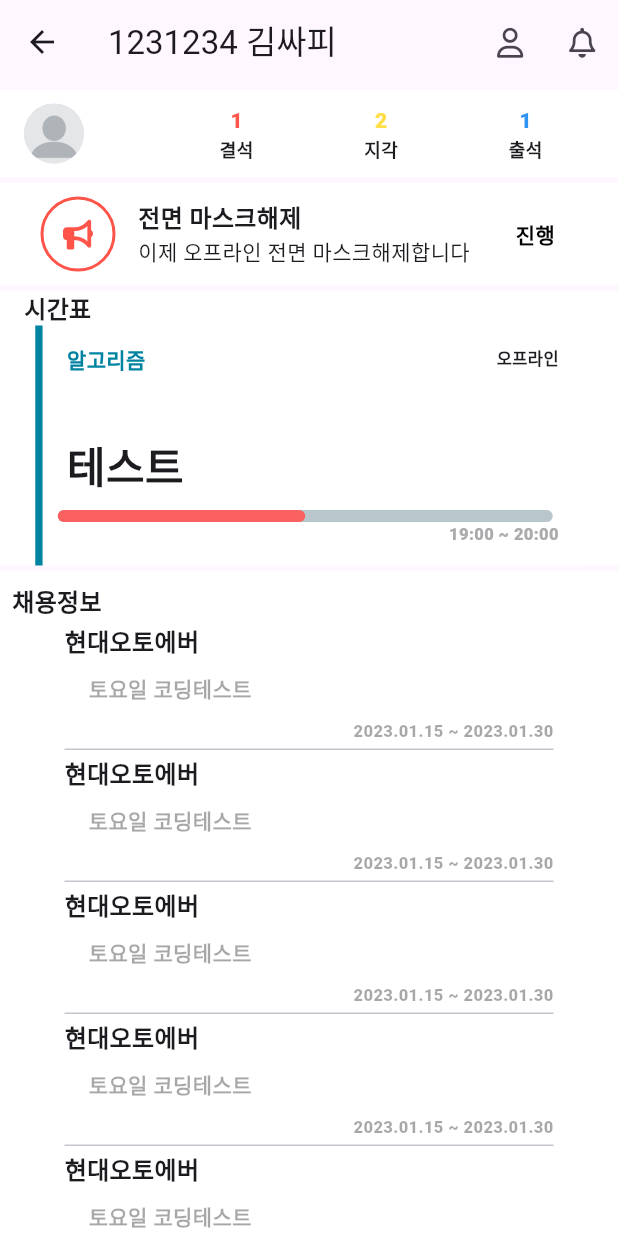
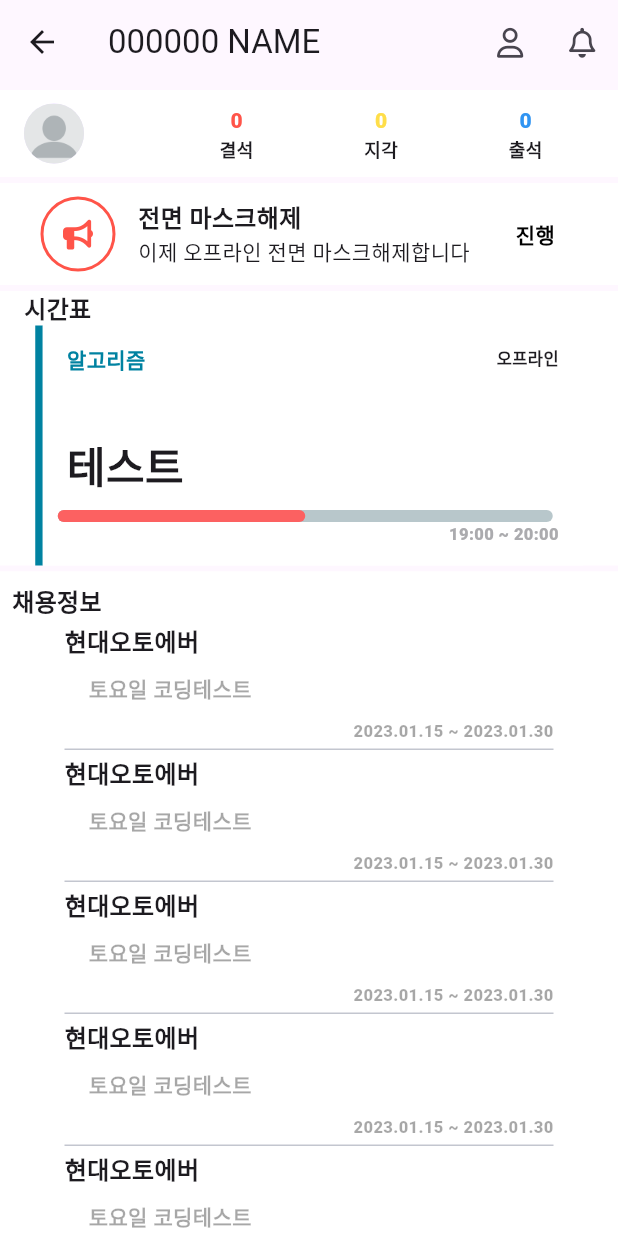
Before and after one commit to junhong625/SSAVERY_TIME, a Flutter app: the HomeScreen screen opened directly, on a phone screen of 412 x 824 dp. Run offline on Flutter 3.47's test engine with Material 2 defaults, Android fonts, the phone set to English and light mode, and no system bars; drawn by our look-alikes of carousel_slider, percent_indicator; our stand-ins replace equatable, firebase_core, firebase_messaging, flutter_local_notifications, flutter_native_splash, flutter_secure_storage and 4 more; missing offline and left inert: diffutil_sliverlist; accounts and stored records are empty; network calls fail; statements that could not run were skipped.

Commit message:
FEAT Home Timer and Attendance

```diff
--- a/Develop/FE_Main/ssafytime/lib/controllers/menu_week_controller.dart
+++ b/Develop/FE_Main/ssafytime/lib/controllers/menu_week_controller.dart
@@ -1,7 +1,7 @@
 import 'package:get/get.dart';
 import 'package:http/http.dart' as http;
+import 'package:ssafytime/services/auth_service.dart';
 import 'dart:convert';
-import '../model/menu_week.dart';
 import '../model/menu_week_v2.dart';
 
 // 주간 식단표 컨트롤러 =============================================
@@ -12,20 +12,17 @@ class MenuPickDayController extends GetxController {
   var menusofweek = <List>[].obs;
   var menuofday = [].obs;
 
-
   @override
   void onInit() {
+    initialRun();
     super.onInit();
-    initialRun();
   }
 
-
   void initialRun() async {
-
     print('생성!!!!!!!!!!!!!');
     // 이번주 식단 가져오기 =======================
     // 지역 번호 넣어서
-    await requstMenuWeek(1);
+    await requstMenuWeek(AuthService.to.user.value?.regionCode ?? 0);
 
     // 오늘 날짜 확인하기 ========================
     for (int i = 0; i < 5; i++) {
@@ -41,9 +38,10 @@ class MenuPickDayController extends GetxController {
     }
   }
 
-  Future requstMenuWeek(int region) async{
+  Future requstMenuWeek(int region) async {
     menusofweek = <List>[].obs;
-    var res = await http.get(Uri.parse("http://i8a602.p.ssafy.io:9090/menu/week/?region=${region}"));
+    var res = await http.get(
+        Uri.parse("http://i8a602.p.ssafy.io:9090/menu/week/?region=${region}"));
     var data = json.decode(res.body);
 
     final dataList = data['data'].values.map((x) => x).toList();
@@ -51,19 +49,18 @@ class MenuPickDayController extends GetxController {
     for (int i = 0; i < dataList.length; i++) {
       var menus = <MenuWeekV2>[].obs;
       for (int j = 0; j < dataList[i].length; j++) {
-        menus.add(
-            MenuWeekV2(
-              id: dataList[i][j]["id"],
-              mainMenu: dataList[i][j]["mainMenu"],
-              sideMenu: List<String>.from(dataList[i][j]["sideMenu"].map((x) => x)),
-              kcal: dataList[i][j]["kcal"],
-              imageUrl: dataList[i][j]["imageUrl"],
-            )
-        );
+        menus.add(MenuWeekV2(
+          id: dataList[i][j]["id"],
+          mainMenu: dataList[i][j]["mainMenu"],
+          sideMenu: List<String>.from(dataList[i][j]["sideMenu"].map((x) => x)),
+          kcal: dataList[i][j]["kcal"],
+          imageUrl: dataList[i][j]["imageUrl"],
+        ));
       }
       menusofweek.add(menus);
-    };
-    return ;
+    }
+    ;
+    return;
   }
 
   void selectDay(int idx) {
@@ -71,6 +68,5 @@ class MenuPickDayController extends GetxController {
     // requstMenuWeek(0);
     menuofday = menusofweek[idx].obs;
     print('menuofday 길이 : ${menuofday.length}');
-
   }
 }
--- a/Develop/FE_Main/ssafytime/lib/controllers/user_controller.dart
+++ b/Develop/FE_Main/ssafytime/lib/controllers/user_controller.dart
@@ -14,12 +14,23 @@ import 'package:ssafytime/services/auth_service.dart';
 class UserController extends GetxController {
   static UserController get to => Get.find();
 
+  List<String> attenCategory = [
+    "absentR",
+    "absentO",
+    "AttenT",
+    "AttenN",
+    "lateR",
+    "lateO"
+  ];
+
   Rxn<User> user = Rxn<User>();
-  Rxn<AttenModel> userAtten = Rxn<AttenModel>();
+  Rxn<AttenModel> atten = Rxn<AttenModel>();
   Rxn<HomeMenu> homeMenu = Rxn<HomeMenu>();
   Rxn<ScheduleNow> scheduleNow = Rxn<ScheduleNow>();
   Rxn<JobInfo> jobInfo = Rxn<JobInfo>();
   Rxn<SurveyModel> homeSurvey = Rxn<SurveyModel>();
+
+  Rxn<Map<String, int>> userAtten = Rxn<Map<String, int>>();
 
   UserRepo userApi = UserRepo(token: AuthService.to.token ?? "");
   HomeRepo homeApi = HomeRepo(token: AuthService.to.token ?? "");
@@ -30,6 +41,7 @@ class UserController extends GetxController {
     await fetchHomeMenu();
     await fetchScheduleNow();
     await fetchAttence();
+    setAtten();
     super.onInit();
   }
 
@@ -64,6 +76,16 @@ class UserController extends GetxController {
   }
 
   Future<void> fetchAttence() async {
-    userAtten.value = await homeApi.fetchAttendence();
+    atten.value = await homeApi.fetchAttendence();
+  }
+
+  String getUserIdName() {
+    return "${user.value?.userIdx ?? "000000"} ${user.value?.userName ?? "NAME"}";
+  }
+
+  void setAtten() {
+    userAtten.value?.clear();
+    atten.value?.attendance
+        .map((e) => {userAtten.value?[attenCategory[e.category]] = e.count});
   }
 }
--- a/Develop/FE_Main/ssafytime/lib/models/user_model.dart
+++ b/Develop/FE_Main/ssafytime/lib/models/user_model.dart
@@ -10,6 +10,7 @@ class User {
     required this.exp,
     required this.mileage,
     required this.isAdmin,
+    required this.userImg,
   });
 
   int userIdx;
@@ -20,6 +21,7 @@ class User {
   int exp;
   int mileage;
   int isAdmin;
+  String userImg;
 
   factory User.fromRawJson(String str) => User.fromJson(json.decode(str));
 
@@ -34,6 +36,7 @@ class User {
         exp: json["exp"],
         mileage: json["mileage"],
         isAdmin: json["isAdmin"] ?? 0,
+        userImg: json["userImg"],
       );
 
   Map<String, dynamic> toJson() => {
@@ -45,5 +48,6 @@ class User {
         "exp": exp,
         "mileage": mileage,
         "isAdmin": isAdmin,
+        "userImg": userImg,
       };
 }
--- a/Develop/FE_Main/ssafytime/lib/screens/home_screen.dart
+++ b/Develop/FE_Main/ssafytime/lib/screens/home_screen.dart
@@ -61,9 +61,11 @@ class _HomeScreenStates extends State<HomeScreen> {
 
   @override
   Widget build(BuildContext context) {
-    return Scaffold(
+    return Obx(
+      () => Scaffold(
         appBar: AppBar(
-        title: const Text("1231234 김싸피"),
+          title: Text(
+              "${widget.userC.user.value?.userIdx ?? "000000"} ${widget.userC.user.value?.userName ?? "NAME"}"),
           actions: <Widget>[
             IconButton(
               onPressed: () => Get.toNamed('/userPage'),
@@ -83,16 +85,15 @@ class _HomeScreenStates extends State<HomeScreen> {
         ),
         body: Container(
           margin: const EdgeInsets.fromLTRB(0, 4, 0, 0),
-        child: Obx(
-          () => Column(
+          child: Column(
             //   mainAxisAlignment: MainAxisAlignment.center,
             crossAxisAlignment: CrossAxisAlignment.center,
             children: <Widget>[
-              const HA(
-                  absent: 1,
-                  attendance: 1,
-                  tardy: 2,
-                  imgURL: "assets/image/no_profile_image.png"),
+              HA(
+                  absent: widget.userC.userAtten.value?['absentO'] ?? 0,
+                  attendance: widget.userC.userAtten.value?['attenN'] ?? 0,
+                  tardy: widget.userC.userAtten.value?['lateO'] ?? 0,
+                  imgURL: widget.userC.user.value?.userImg),
               // CarouselSlider =========================================
               Container(
                 margin: const EdgeInsets.fromLTRB(0, 4, 0, 0),
--- a/Develop/FE_Main/ssafytime/lib/widgets/home_attendance_state_widget.dart
+++ b/Develop/FE_Main/ssafytime/lib/widgets/home_attendance_state_widget.dart
@@ -2,17 +2,17 @@ import 'package:flutter/material.dart';
 
 // 홈 스크린 출결 상태 위젯
 class HA extends StatefulWidget {
-  final int absent; // 결석 횟수
-  final int tardy; // 지각 횟수
-  final int attendance; // 출석 횟수
-  final String imgURL; // 교육생 이미지 URL
+  final int? absent; // 결석 횟수
+  final int? tardy; // 지각 횟수
+  final int? attendance; // 출석 횟수
+  final String? imgURL; // 교육생 이미지 URL
 
   const HA(
       {Key? key,
-      required this.absent,
-      required this.attendance,
-      required this.tardy,
-      required this.imgURL})
+      this.absent = 0,
+      this.attendance = 0,
+      this.tardy = 0,
+      this.imgURL})
       : super(key: key);
 
   @override
@@ -25,7 +25,7 @@ class _HAState extends State<HA> {
     String absent = widget.absent.toString();
     String tardy = widget.tardy.toString();
     String attendance = widget.attendance.toString();
-    String imgURL = widget.imgURL;
+    String? imgURL = widget.imgURL;
 
     return Container(
       color: Colors.white,
@@ -39,7 +39,10 @@ class _HAState extends State<HA> {
             fit: BoxFit.contain,
             child: CircleAvatar(
               radius: 20,
-              backgroundImage: AssetImage(imgURL),
+              backgroundImage: imgURL != null
+                  ? NetworkImage(imgURL)
+                  : AssetImage("assets/image/no_profile_image.png")
+                      as ImageProvider,
             ),
           ),
           SizedBox(
--- a/Develop/FE_Main/ssafytime/lib/widgets/home_schedule_item.dart
+++ b/Develop/FE_Main/ssafytime/lib/widgets/home_schedule_item.dart
@@ -36,6 +36,7 @@ class _HSIW extends State<HSIW> {
     4: {'category': '기타', 'color': 0xff0079D1},
   };
 
+  DateTime _now = DateTime.now();
   late int color = table[widget.category]['color'];
   late String studyPlace = widget.onOff == 0 ? '온라인' : '오프라인';
   late String classTime = getClassTime(widget.startTime, widget.endTime);
@@ -44,17 +45,26 @@ class _HSIW extends State<HSIW> {
   late double progressPercent = getPercent(widget.startTime, widget.endTime);
   late String categoryToString = table[widget.category]['category'];
 
-  DateTime _now = DateTime.now();
+  late var timer;
 
   @override
   void initState() {
-    Timer.periodic(Duration(minutes: 1), (timer) {
-      setState(() {
-        _now = DateTime.now();
-        progressPercent = getPercent(widget.startTime, widget.endTime);
-      });
+    timer = new Timer.periodic(Duration(minutes: 1), (timer) {
+      if (mounted) {
+        setState(() {
+          _now = DateTime.now();
+          progressPercent = getPercent(widget.startTime, widget.endTime);
+        });
+      }
     });
     super.initState();
+  }
+
+  @override
+  void dispose() {
+    timer?.cancel();
+    timer = null;
+    super.dispose();
   }
 
   @override
@@ -193,6 +203,7 @@ class _HSIW extends State<HSIW> {
     DateTime time = _now.add(Duration(hours: 9));
     String hour = time.hour.toString();
     String min = time.minute.toString();
+    log("시간 : ${hour}:${min}");
     hour.length == 1 ? hour = '0' + hour : null;
     min.length == 1 ? min = '0' + min : null;
     String tmpTime = hour + min;
```
Also changed, not shown: Develop/FE_Main/ssafytime/lib/screens/menu_book_screen.dart (+5 -14 lines), Develop/FE_Main/ssafytime/lib/widgets/menu_day_of_week.dart (+36 -23 lines). Lines whose indentation alone changed are shown as unchanged.
